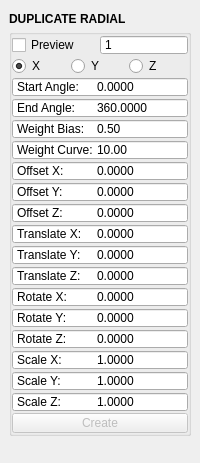
First picture: the form in mayatk/edit_utils/duplicate_radial.ui, repository m3trik/mayatk, before the edit.
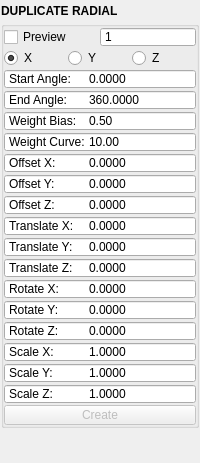
Second picture: the form after the edit. Custom widgets are drawn as their Qt base class.

The edit to the form file:
```diff
--- a/mayatk/edit_utils/duplicate_radial.ui
+++ b/mayatk/edit_utils/duplicate_radial.ui
@@ -67,6 +67,18 @@
     </palette>
    </property>
    <layout class="QVBoxLayout" name="verticalLayout_2">
+    <property name="leftMargin">
+     <number>1</number>
+    </property>
+    <property name="topMargin">
+     <number>1</number>
+    </property>
+    <property name="rightMargin">
+     <number>1</number>
+    </property>
+    <property name="bottomMargin">
+     <number>1</number>
+    </property>
     <item>
      <layout class="QVBoxLayout" name="verticalLayout">
       <property name="spacing">
```
